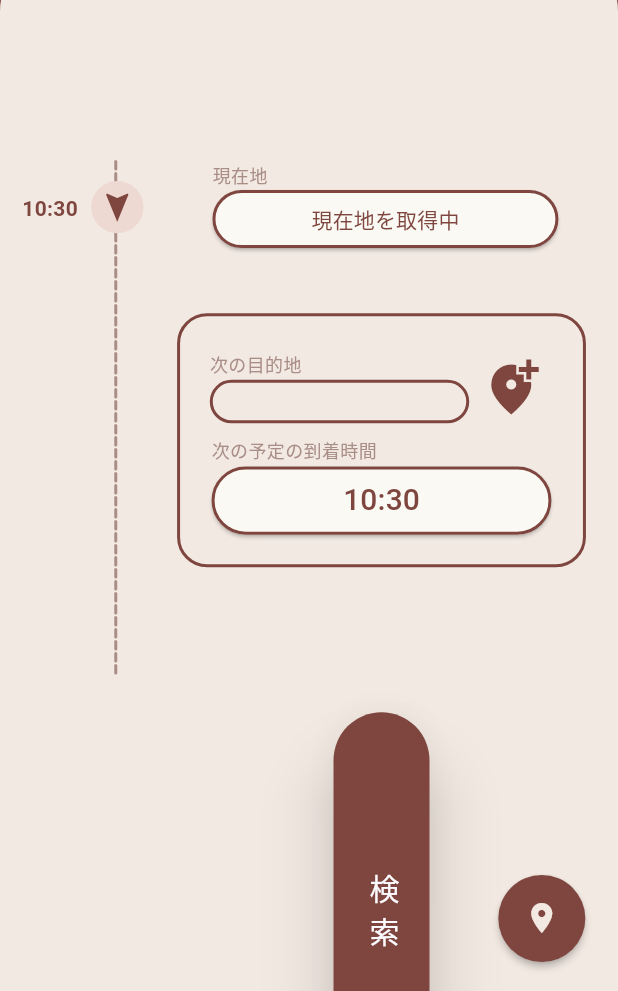
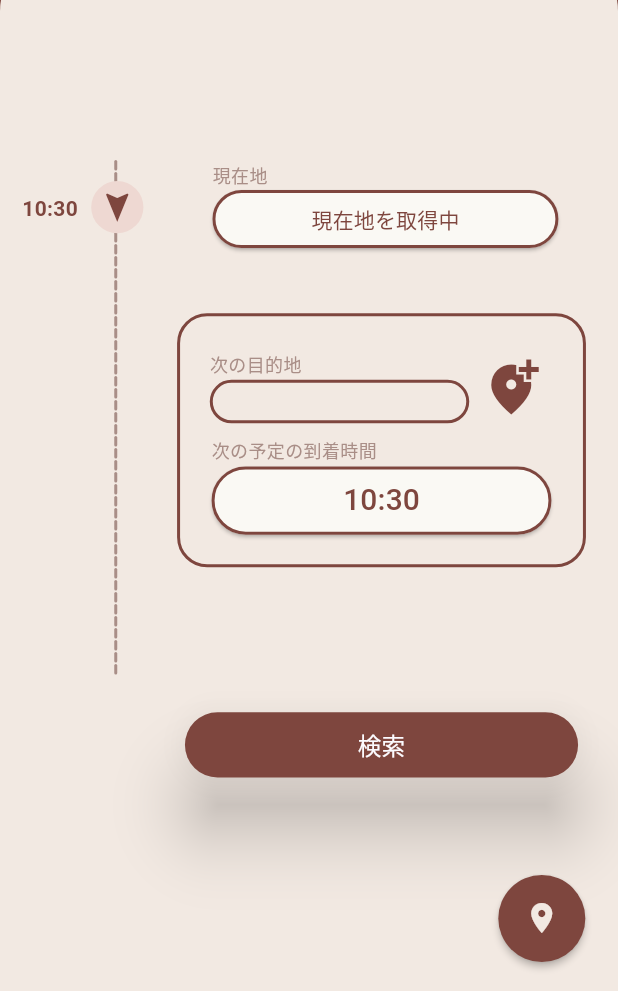
Before and after one commit to k-hinata515/time_alchemy_app, a Flutter app: the SearchPage screen opened directly, on a phone screen of 412 x 824 dp, the part 245-1236 px from its top. Run offline on Flutter 3.47's test engine with Material 3 defaults, Android fonts, the light colour scheme and no system bars; our stand-ins replace cloud_firestore, device_preview, dotted_border, firebase_auth, firebase_core, flutter_rating_bar and 5 more; accounts and stored records are empty; generated files the repository leaves out were written again.

Commit message:
[update]コードを修正しました

```diff
--- a/lib/component/ButtonCompornent.dart
+++ b/lib/component/ButtonCompornent.dart
@@ -1,4 +1,5 @@
 import 'package:flutter/material.dart';
+import 'package:time_alchemy_app/constant/Colors_comrponent%20.dart';
 import 'package:time_alchemy_app/constant/screen_pod.dart';
 
 class ChoiceButtonRed extends StatelessWidget {
@@ -16,23 +17,26 @@ class ChoiceButtonRed extends StatelessWidget {
     @override
       Widget build(BuildContext context){
         final screen = ScreenRef(context).watch(screenProvider);
-        return ElevatedButton(
+        return SizedBox(
+          height: screen.designH(height),
+          width: screen.designW(width),
+          child: ElevatedButton(
           onPressed:onPressed,
           child: Text(
             text,
             style: TextStyle(
               color: Color.fromRGBO(252, 251, 255, 1,),
-              fontSize: 20,
+              fontSize: screen.designW(15),
             ),
             ),
           style: ElevatedButton.styleFrom(
             elevation:20,
-            fixedSize: Size(screen.designH(height),screen.designW(width)),
             backgroundColor: Color.fromRGBO(126, 70, 62, 1),
             shape: RoundedRectangleBorder(
               borderRadius:  BorderRadius.circular(40),
             ),
           ),
+        )
         );
       }
 }
```
Also changed, not shown: lib/component/Map.dart (+146 -33 lines).
